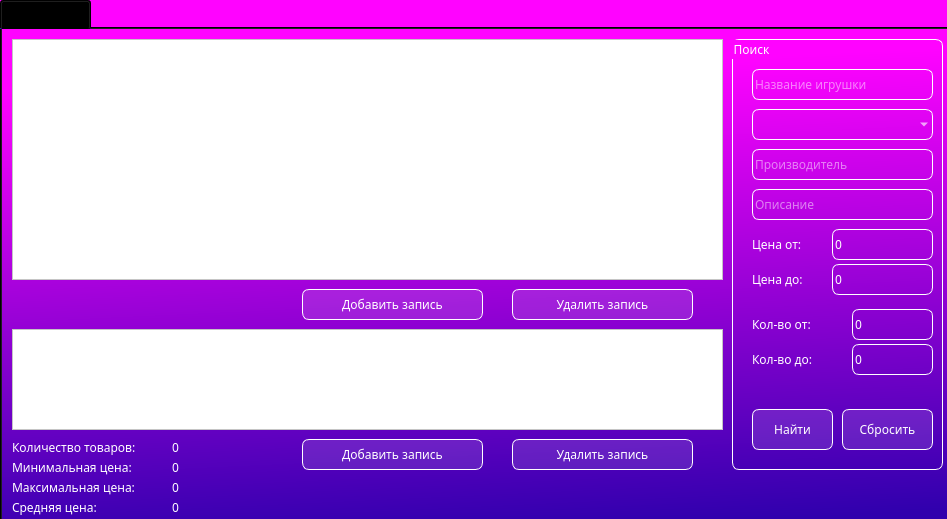
Qt form app/ui/main.ui (dzhemangpt/pyqt_database) before a commit.
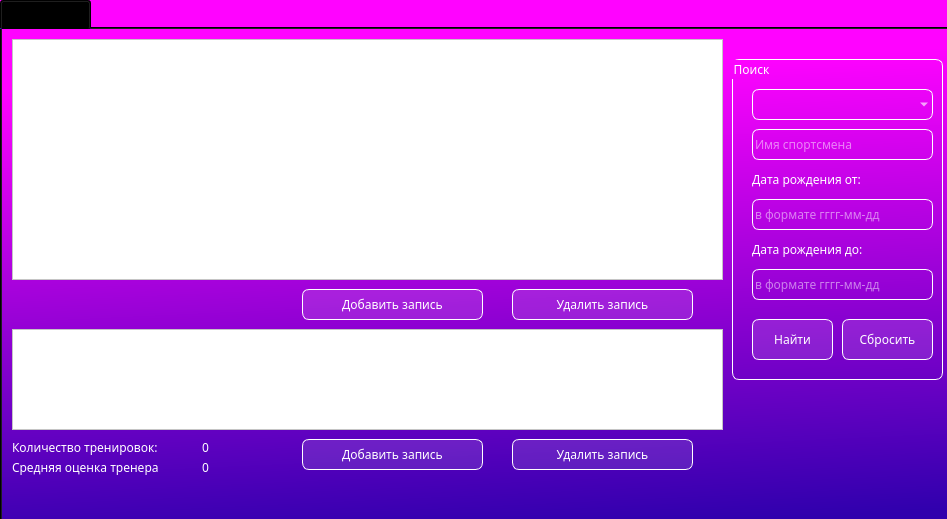
The same form after that commit. Icons and pictures are not drawn.

What changed in the file:
```diff
--- a/app/ui/main.ui
+++ b/app/ui/main.ui
@@ -70,9 +70,9 @@
       <property name="geometry">
        <rect>
         <x>730</x>
-        <y>10</y>
+        <y>30</y>
         <width>211</width>
-        <height>431</height>
+        <height>321</height>
        </rect>
       </property>
       <property name="styleSheet">
@@ -90,46 +90,52 @@
        <property name="geometry">
         <rect>
          <x>20</x>
-         <y>30</y>
+         <y>210</y>
          <width>181</width>
          <height>31</height>
         </rect>
        </property>
+       <property name="styleSheet">
+        <string notr="true">font: 75 14pt &quot;Calibri&quot;;</string>
+       </property>
        <property name="placeholderText">
-        <string>Название игрушки</string>
+        <string>в формате гггг-мм-дд</string>
        </property>
       </widget>
       <widget class="QLineEdit" name="lineEdit_3">
        <property name="geometry">
         <rect>
          <x>20</x>
-         <y>110</y>
+         <y>70</y>
          <width>181</width>
          <height>31</height>
         </rect>
        </property>
        <property name="placeholderText">
-        <string>Производитель</string>
+        <string>Имя спортсмена</string>
        </property>
       </widget>
       <widget class="QLineEdit" name="lineEdit_4">
        <property name="geometry">
         <rect>
          <x>20</x>
-         <y>150</y>
+         <y>140</y>
          <width>181</width>
          <height>31</height>
         </rect>
        </property>
+       <property name="styleSheet">
+        <string notr="true">font: 75 14pt &quot;Calibri&quot;;</string>
+       </property>
        <property name="placeholderText">
-        <string>Описание</string>
+        <string>в формате гггг-мм-дд</string>
        </property>
       </widget>
       <widget class="QPushButton" name="pushButton_1">
        <property name="geometry">
         <rect>
          <x>20</x>
-         <y>370</y>
+         <y>260</y>
          <width>81</width>
          <height>41</height>
         </rect>
@@ -168,7 +174,7 @@
        <property name="geometry">
         <rect>
          <x>110</x>
-         <y>370</y>
+         <y>260</y>
          <width>91</width>
          <height>41</height>
         </rect>
@@ -207,7 +213,7 @@
        <property name="geometry">
         <rect>
          <x>20</x>
-         <y>70</y>
+         <y>30</y>
          <width>181</width>
          <height>31</height>
         </rect>
@@ -220,8 +226,8 @@
        <property name="geometry">
         <rect>
          <x>20</x>
-         <y>195</y>
-         <width>81</width>
+         <y>110</y>
+         <width>181</width>
          <height>21</height>
         </rect>
        </property>
@@ -233,25 +239,15 @@
 border-radius: 7px;</string>
        </property>
        <property name="text">
-        <string>Цена от:</string>
-       </property>
-      </widget>
-      <widget class="QSpinBox" name="spinBox_1">
-       <property name="geometry">
-        <rect>
-         <x>100</x>
-         <y>190</y>
-         <width>101</width>
-         <height>31</height>
-        </rect>
+        <string>Дата рождения от:</string>
        </property>
       </widget>
       <widget class="QLabel" name="label_2">
        <property name="geometry">
         <rect>
          <x>20</x>
-         <y>230</y>
-         <width>81</width>
+         <y>180</y>
+         <width>171</width>
          <height>21</height>
         </rect>
        </property>
@@ -263,77 +259,7 @@
 border-radius: 7px;</string>
        </property>
        <property name="text">
-        <string>Цена до:</string>
-       </property>
-      </widget>
-      <widget class="QSpinBox" name="spinBox_2">
-       <property name="geometry">
-        <rect>
-         <x>100</x>
-         <y>225</y>
-         <width>101</width>
-         <height>31</height>
-        </rect>
-       </property>
-      </widget>
-      <widget class="QLabel" name="label_3">
-       <property name="geometry">
-        <rect>
-         <x>20</x>
-         <y>275</y>
-         <width>91</width>
-         <height>21</height>
-        </rect>
-       </property>
-       <property name="styleSheet">
-        <string notr="true">font: 75 16pt &quot;Calibri&quot;;
-background-color:rgba(255,255,255,0);
-color:white;
-border: 0px solid rgba(255,255,255);
-border-radius: 7px;</string>
-       </property>
-       <property name="text">
-        <string>Кол-во от:</string>
-       </property>
-      </widget>
-      <widget class="QLabel" name="label_4">
-       <property name="geometry">
-        <rect>
-         <x>20</x>
-         <y>310</y>
-         <width>91</width>
-         <height>21</height>
-        </rect>
-       </property>
-       <property name="styleSheet">
-        <string notr="true">font: 75 16pt &quot;Calibri&quot;;
-background-color:rgba(255,255,255,0);
-color:white;
-border: 0px solid rgba(255,255,255);
-border-radius: 7px;</string>
-       </property>
-       <property name="text">
-        <string>Кол-во до:</string>
-       </property>
-      </widget>
-      <widget class="QSpinBox" name="spinBox_4">
-       <property name="geometry">
-        <rect>
-         <x>120</x>
-         <y>305</y>
-         <width>81</width>
-         <height>31</height>
-        </rect>
-       </property>
-      </widget>
-      <widget class="QSpinBox" name="spinBox_3">
-       <property name="geometry">
-        <rect>
-         <x>120</x>
-         <y>270</y>
-         <width>81</width>
-         <height>31</height>
-        </rect>
+        <string>Дата рождения до:</string>
        </property>
       </widget>
      </widget>
@@ -511,7 +437,7 @@
        <rect>
         <x>10</x>
         <y>410</y>
-        <width>151</width>
+        <width>181</width>
         <height>16</height>
        </rect>
       </property>
@@ -523,7 +449,7 @@
 border-radius: 7px;</string>
       </property>
       <property name="text">
-       <string>Количество товаров:</string>
+       <string>Количество тренировок:</string>
       </property>
      </widget>
      <widget class="QLabel" name="label_6">
@@ -531,7 +457,7 @@
        <rect>
         <x>10</x>
         <y>430</y>
-        <width>151</width>
+        <width>181</width>
         <height>16</height>
        </rect>
       </property>
@@ -543,53 +469,13 @@
 border-radius: 7px;</string>
       </property>
       <property name="text">
-       <string>Минимальная цена:</string>
-      </property>
-     </widget>
-     <widget class="QLabel" name="label_7">
-      <property name="geometry">
-       <rect>
-        <x>10</x>
-        <y>450</y>
-        <width>151</width>
-        <height>16</height>
-       </rect>
-      </property>
-      <property name="styleSheet">
-       <string notr="true">font: 75 12pt &quot;Calibri&quot;;
-background-color:rgba(255,255,255,0);
-color:white;
-border: 0px solid rgba(255,255,255);
-border-radius: 7px;</string>
-      </property>
-      <property name="text">
-       <string>Максимальная цена:</string>
-      </property>
-     </widget>
-     <widget class="QLabel" name="label_8">
-      <property name="geometry">
-       <rect>
-        <x>10</x>
-        <y>470</y>
-        <width>151</width>
-        <height>16</height>
-       </rect>
-      </property>
-      <property name="styleSheet">
-       <string notr="true">font: 75 12pt &quot;Calibri&quot;;
-background-color:rgba(255,255,255,0);
-color:white;
-border: 0px solid rgba(255,255,255);
-border-radius: 7px;</string>
-      </property>
-      <property name="text">
-       <string>Средняя цена:</string>
+       <string>Средняя оценка тренера</string>
       </property>
      </widget>
      <widget class="QLabel" name="label_9">
       <property name="geometry">
        <rect>
-        <x>170</x>
+        <x>200</x>
         <y>410</y>
         <width>91</width>
         <height>16</height>
@@ -609,7 +495,7 @@
      <widget class="QLabel" name="label_10">
       <property name="geometry">
        <rect>
-        <x>170</x>
+        <x>200</x>
         <y>430</y>
         <width>91</width>
         <height>16</height>
@@ -626,46 +512,6 @@
        <string>0</string>
       </property>
      </widget>
-     <widget class="QLabel" name="label_11">
-      <property name="geometry">
-       <rect>
-        <x>170</x>
-        <y>450</y>
-        <width>91</width>
-        <height>16</height>
-       </rect>
-      </property>
-      <property name="styleSheet">
-       <string notr="true">font: 75 12pt &quot;Calibri&quot;;
-background-color:rgba(255,255,255,0);
-color:white;
-border: 0px solid rgba(255,255,255);
-border-radius: 7px;</string>
-      </property>
-      <property name="text">
-       <string>0</string>
-      </property>
-     </widget>
-     <widget class="QLabel" name="label_12">
-      <property name="geometry">
-       <rect>
-        <x>170</x>
-        <y>470</y>
-        <width>91</width>
-        <height>16</height>
-       </rect>
-      </property>
-      <property name="styleSheet">
-       <string notr="true">font: 75 12pt &quot;Calibri&quot;;
-background-color:rgba(255,255,255,0);
-color:white;
-border: 0px solid rgba(255,255,255);
-border-radius: 7px;</string>
-      </property>
-      <property name="text">
-       <string>0</string>
-      </property>
-     </widget>
     </widget>
    </widget>
   </widget>
```
